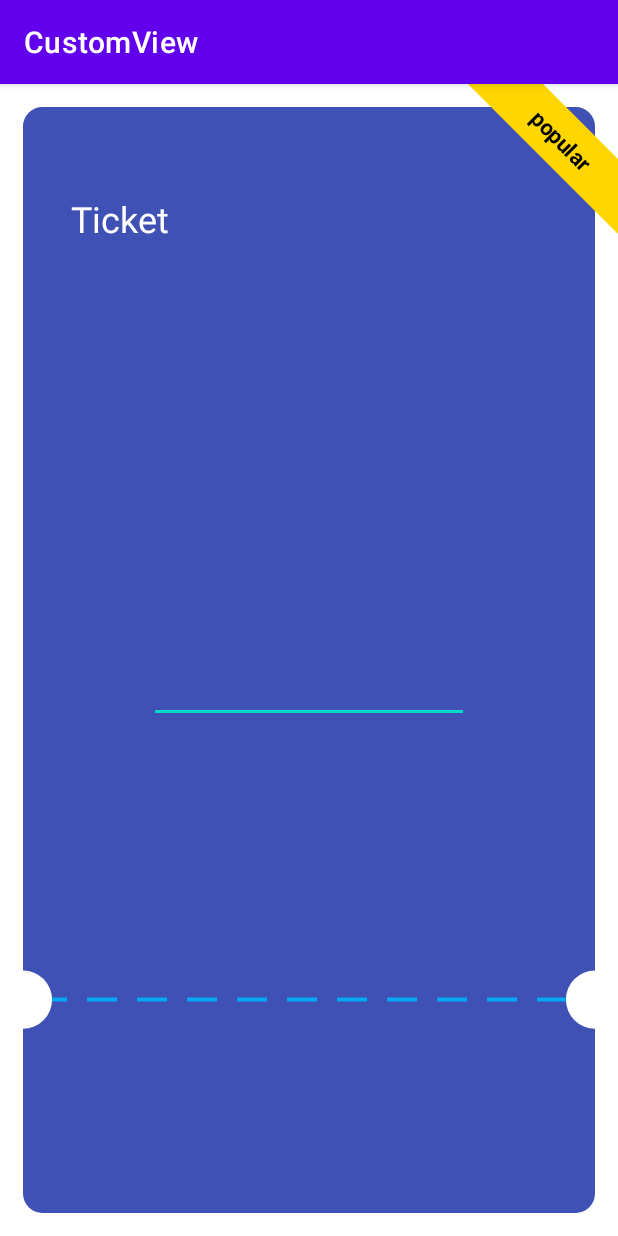
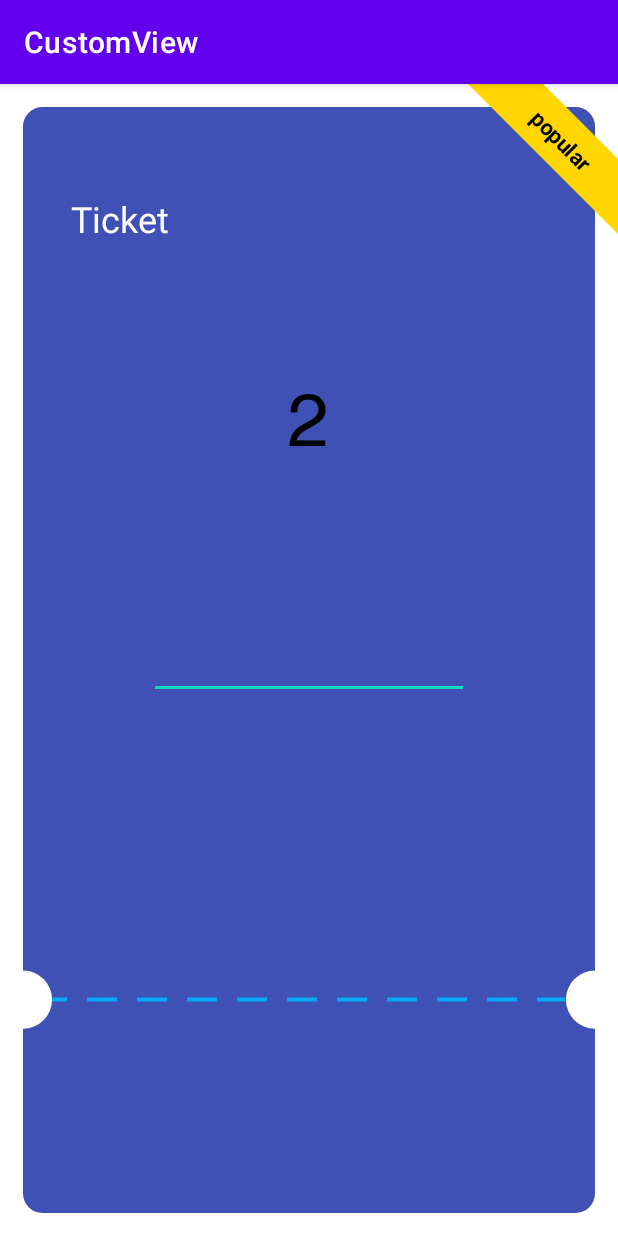
Before and after one commit to fast050/DrawShape, an Android app: the screen it shows after launch (MainActivity), on a phone screen of 412 x 824 dp. Run offline under Robolectric (Android 15) with nearby library versions, the phone set to English and light mode, and no system bars.

Commit message:
add TextCustomView

```diff
--- a/app/src/main/java/com/example/customview/MainActivity.kt
+++ b/app/src/main/java/com/example/customview/MainActivity.kt
@@ -10,11 +10,16 @@ class MainActivity : AppCompatActivity() {
         super.onCreate(savedInstanceState)
         setContentView(R.layout.activity_main)
       val shapeChanger =  findViewById<ShapeChanger>(R.id.shapeChanger)
+      val textCustomView = findViewById<TextCustomView>(R.id.textCustomView)
         findViewById<EditText>(R.id.editTextNumbers).apply{
             addTextChangedListener {
+                textCustomView.setText(it.toString()/* , dpToPx(50f)*/ )
                 it?.toString()?.toIntOrNull()?.let {sides->
                     shapeChanger.setSides(sides)
-                    this.text = null
+
+                    if(this.text.length >3)
+                        this.text = null
+                    //textCustomView.setText(sides.toString())
                 }
             }
         }
--- /dev/null
+++ b/app/src/main/java/com/example/customview/TextCustomView.kt
@@ -0,0 +1,70 @@
+package com.example.customview
+
+import android.content.Context
+import android.graphics.Canvas
+import android.graphics.Color
+import android.graphics.Paint
+import android.graphics.Rect
+import android.graphics.Typeface
+import android.util.AttributeSet
+import android.util.Log
+import android.view.View
+import androidx.core.content.res.ResourcesCompat
+
+class TextCustomView(context: Context, attributeSet: AttributeSet?) : View(context, attributeSet) {
+
+    private val textPaint = Paint(Paint.ANTI_ALIAS_FLAG)
+    private var text = "2"
+    override fun onSizeChanged(w: Int, h: Int, oldw: Int, oldh: Int) {
+        super.onSizeChanged(w, h, oldw, oldh)
+
+
+        setText(text , dpToPx(50f))
+    }
+
+    init {
+        textPaint.apply {
+            textAlign = Paint.Align.CENTER
+            color = Color.BLACK
+            typeface =  ResourcesCompat.getFont(context, R.font.helvetica_regular)
+        }
+
+    }
+
+    override fun onDraw(canvas: Canvas?) {
+        super.onDraw(canvas)
+
+        val x = width / 2f
+        val y = (height / 2f) - ((textPaint.descent() + textPaint.ascent()) / 2)
+
+        canvas?.drawText(text, x, y, textPaint)
+    }
+
+
+    private fun calculatedTextSize(text: String, maxWidth: Float, maxHeight: Float): Float {
+        var size = dpToPx(1f)
+        val bound = Rect()
+
+        if (text.isBlank())
+            return dpToPx(1f)
+
+
+        while (true) {
+            textPaint.textSize = size
+            textPaint.getTextBounds(text, 0, text.length, bound)
+            if (bound.width() > maxWidth || bound.height() > maxHeight)
+                return size - 1
+
+            size += dpToPx(1f)
+        }
+
+    }
+
+    fun setText(text: String, textSize: Float? = null) {
+        this.text = text
+        textPaint.textSize = textSize ?:
+                             calculatedTextSize(text, width.toFloat(), height.toFloat())
+        invalidate()
+    }
+
+}
--- a/app/src/main/res/layout/activity_main.xml
+++ b/app/src/main/res/layout/activity_main.xml
@@ -69,12 +69,20 @@
                 android:id="@+id/editTextNumbers"
                 android:layout_width="wrap_content"
                 android:layout_height="wrap_content"
-                android:layout_marginTop="16dp"
                 android:ems="10"
                 android:inputType="number"
                 app:layout_constraintEnd_toEndOf="parent"
                 app:layout_constraintStart_toStartOf="parent"
                 app:layout_constraintTop_toBottomOf="@+id/shapeChanger" />
+
+            <com.example.customview.TextCustomView
+                android:id="@+id/textCustomView"
+                android:layout_width="100dp"
+                android:layout_height="50dp"
+                android:layout_marginBottom="12dp"
+                app:layout_constraintBottom_toTopOf="@+id/shapeChanger"
+                app:layout_constraintEnd_toEndOf="@+id/shapeChanger"
+                app:layout_constraintStart_toStartOf="@+id/shapeChanger" />
 
         </androidx.constraintlayout.widget.ConstraintLayout>
 
```
Also changed, not shown: app/src/main/res/font/helvetica_bold.ttf (added), app/src/main/res/font/helvetica_regular.ttf (added).
